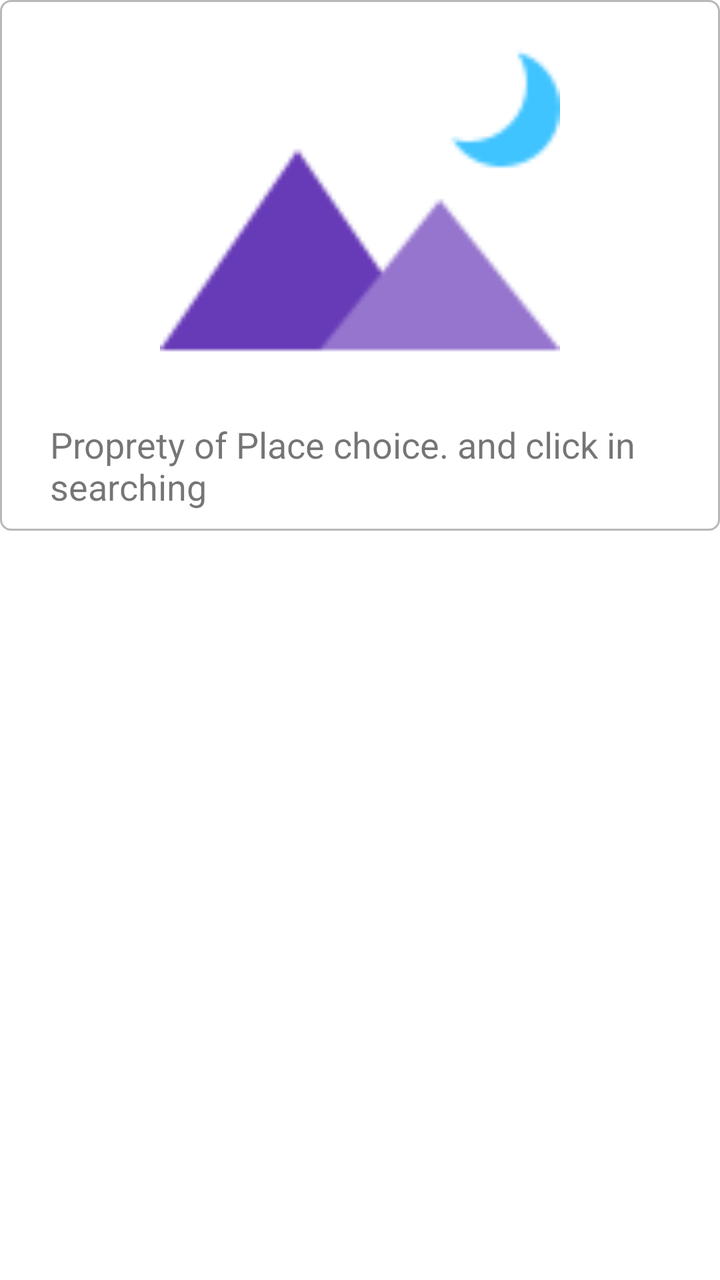
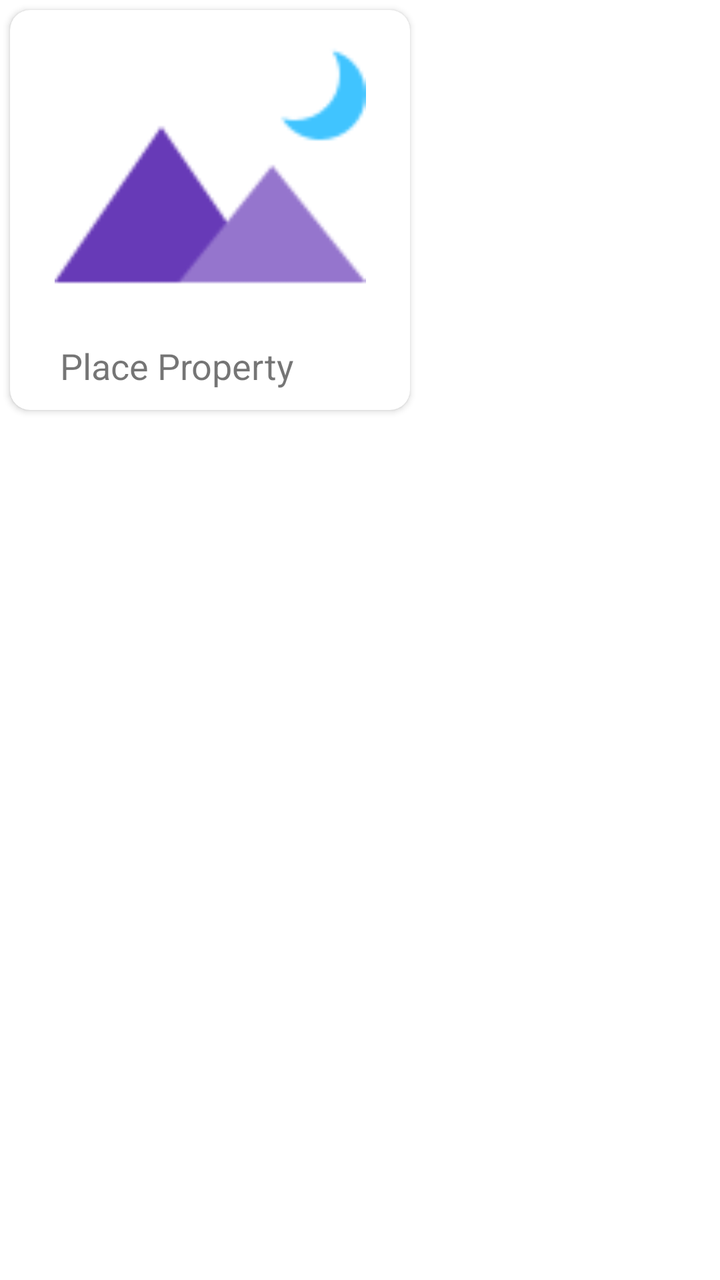

Before-and-after screenshots of an Android layout around one commit, followed by the original layout XML and the change that was made.
<!-- AndroidManifest.xml: application theme AppTheme -->
<!-- res/layout/layout_ezzety_type_lieu.xml -->
<?xml version="1.0" encoding="utf-8"?>
<LinearLayout xmlns:android="http://schemas.android.com/apk/res/android"
    xmlns:app="http://schemas.android.com/apk/res-auto"
    android:layout_width="match_parent"
    android:layout_height="match_parent"
    android:background="@color/colorPrimary">

  <RelativeLayout
      android:id="@+id/rLPlaceChoice"
      android:layout_width="match_parent"
      android:layout_height="wrap_content"
      android:background="@drawable/ezeety_home_search_style">

    <LinearLayout
        android:layout_width="match_parent"
        android:layout_height="wrap_content"
        android:orientation="vertical">

      <ImageView
          android:id="@+id/imageViewDescriptTypeLieu"
          android:layout_width="match_parent"
          android:layout_height="200dp"
          android:layout_weight="1"
          app:srcCompat="@mipmap/image_sample_96px" />

      <TextView
          android:id="@+id/textViewDescriptTypeLieu"
          android:layout_width="match_parent"
          android:layout_height="wrap_content"
          android:paddingLeft="25dp"
          android:paddingTop="10dp"
          android:paddingRight="25dp"
          android:paddingBottom="10dp"
          android:text="Proprety of Place choice. and click in searching  "
          android:textSize="18dp" />
    </LinearLayout>
  </RelativeLayout>



</LinearLayout>
<!-- resources referenced by this layout -->
<resources>
  <color name="colorPrimary">#FFFFFF</color>
  <!-- drawable ezeety_home_search_style (drawable) -->
  <?xml version ="1.0" encoding ="utf-8"?>
  <shape xmlns:android="http://schemas.android.com/apk/res/android"
  
      android:thickness="0dp"
  
      android:shape="rectangle">
      <stroke android:width="1dp"
  
          android:color="#B8B8B8"
  
  
          />
  
      <corners android:radius="5dp" />
      <gradient
  
          android:startColor="#00FFFFFF"
  
          android:endColor="#00FFFFFF"
  
          android:angle="100"
  
          android:type="sweep"/>
  
  </shape>
  <!-- mipmap image_sample_96px: png bitmap (mipmap-mdpi, 2224 bytes) -->
  <style name="AppTheme" parent="Theme.AppCompat.Light.NoActionBar">
          
          <item name="colorPrimary">@color/colorPrimary</item>
          <item name="colorPrimaryDark">@color/colorPrimaryDark</item>
          <item name="colorAccent">@color/colorAccent</item>
      </style>
  <color name="colorPrimaryDark">#FFFFFF</color>
  <color name="colorAccent">#5BA69D</color>
</resources>

<!-- the commit's change to res/layout/layout_ezzety_type_lieu.xml (unified diff, before → after) -->
@@ -5,12 +5,15 @@
     android:layout_height="match_parent"
     android:background="@color/colorPrimary">
 
-  <RelativeLayout
-      android:id="@+id/rLPlaceChoice"
-      android:layout_width="match_parent"
-      android:layout_height="wrap_content"
-      android:background="@drawable/ezeety_home_search_style">
-
+  <androidx.cardview.widget.CardView
+      android:layout_width="200dp"
+      android:layout_height="200dp"
+      android:layout_marginLeft="5dp"
+      android:layout_marginRight="5dp"
+      android:layout_marginBottom="5dp"
+      android:layout_marginTop="5dp"
+      app:cardCornerRadius="10dp"
+    >
     <LinearLayout
         android:layout_width="match_parent"
         android:layout_height="wrap_content"
@@ -31,11 +34,11 @@
           android:paddingTop="10dp"
           android:paddingRight="25dp"
           android:paddingBottom="10dp"
-          android:text="Proprety of Place choice. and click in searching  "
+          android:text="Place Property"
           android:textSize="18dp" />
     </LinearLayout>
-  </RelativeLayout>
 
+  </androidx.cardview.widget.CardView>
 
 
 </LinearLayout>
<!-- resource entries referenced after the edit -->
@@ -1,32 +1,6 @@
 <!-- resources referenced by this layout -->
 <resources>
   <color name="colorPrimary">#FFFFFF</color>
-  <!-- drawable ezeety_home_search_style (drawable) -->
-  <?xml version ="1.0" encoding ="utf-8"?>
-  <shape xmlns:android="http://schemas.android.com/apk/res/android"
-  
-      android:thickness="0dp"
-  
-      android:shape="rectangle">
-      <stroke android:width="1dp"
-  
-          android:color="#B8B8B8"
-  
-  
-          />
-  
-      <corners android:radius="5dp" />
-      <gradient
-  
-          android:startColor="#00FFFFFF"
-  
-          android:endColor="#00FFFFFF"
-  
-          android:angle="100"
-  
-          android:type="sweep"/>
-  
-  </shape>
   <!-- mipmap image_sample_96px: png bitmap (mipmap-mdpi, 2224 bytes) -->
   <style name="AppTheme" parent="Theme.AppCompat.Light.NoActionBar">
           
